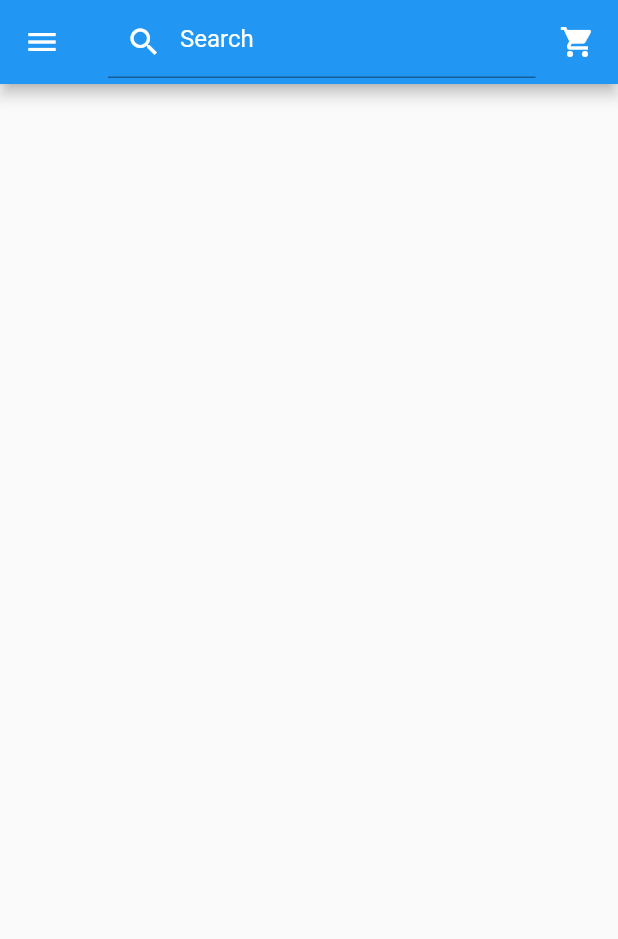
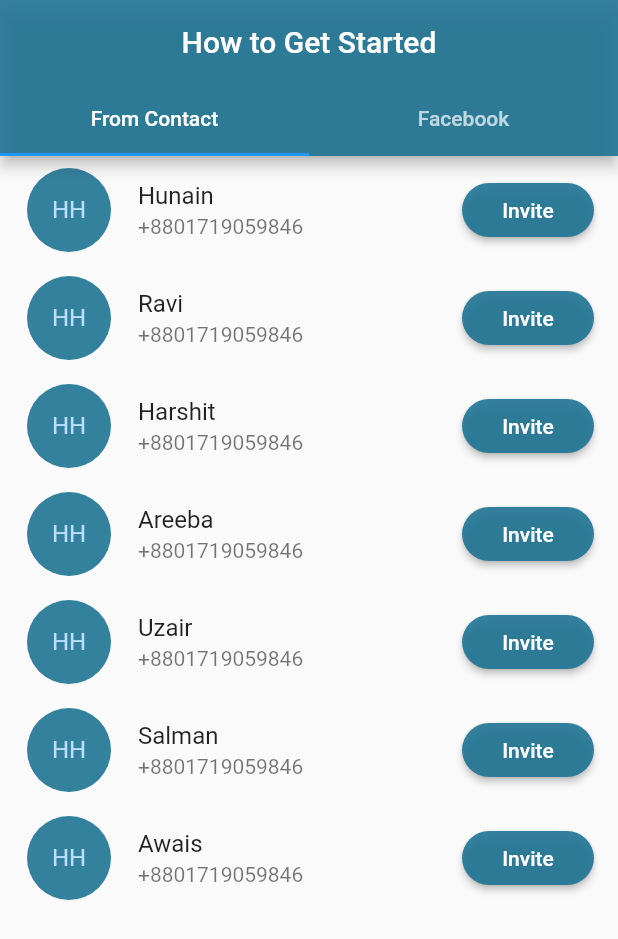
Before and after one commit to HunainHumail/onlala_shopping, a Flutter app: the screen it shows after launch, on a phone screen of 412 x 824 dp. Shown: the top 939 px of the screen. Run offline on Flutter 3.47's test engine with Material 2 defaults, Android fonts, the phone set to English and light mode, and no system bars; our stand-ins replace cached_network_image, chewie, smooth_star_rating, video_player.

Commit message:
InviteContats Screen done

```diff
--- /dev/null
+++ b/lib/account/invite_contacts.dart
@@ -0,0 +1,63 @@
+import 'package:flutter/material.dart';
+
+class InviteContacts extends StatelessWidget {
+  @override
+  Widget build(BuildContext context) {
+    // TODO: implement build
+    return Scaffold(
+      body: SafeArea(
+        child: _myListView(context),
+      ),
+    );
+  }
+
+  Widget _myListView(BuildContext context) {
+    // backing data
+    final names = [
+      'Hunain',
+      'Ravi',
+      'Harshit',
+      'Areeba',
+      'Uzair',
+      'Salman',
+      'Awais',
+    ];
+    final contact = [
+      '+8801719059846',
+      '+8801719059846',
+      '+8801719059846',
+      '+8801719059846',
+      '+8801719059846',
+      '+8801719059846',
+      '+8801719059846',
+    ];
+
+    return ListView.builder(
+      itemCount: names.length,
+      itemBuilder: (context, index) {
+        return ListTile(
+          title: Text(names[index]),
+          subtitle: Text(contact[index]),
+          trailing: ButtonTheme(
+            shape: RoundedRectangleBorder(
+                borderRadius: new BorderRadius.circular(18.0),
+                ),
+            child: RaisedButton(
+              color: Color.fromRGBO(30, 115, 148, 0.9),
+              child: Text(
+                'Invite',
+                style: TextStyle(color: Colors.white),
+              ),
+              onPressed: () {},
+            ),
+          ),
+          leading: CircleAvatar(
+            child: Text('HH'),
+            backgroundColor: Color.fromRGBO(30, 115, 148, 0.9),
+            radius: 30,
+          ),
+        );
+      },
+    );
+  }
+}
--- /dev/null
+++ b/lib/account/invite_facebook.dart
@@ -0,0 +1,66 @@
+import 'package:flutter/material.dart';
+
+class InviteFacebook extends StatelessWidget{
+
+  @override
+  Widget build(BuildContext context) {
+    // TODO: implement build
+    return Scaffold(
+
+      body: SafeArea(
+        child: _myListView(context),
+      ),
+
+    );
+  }
+
+  Widget _myListView(BuildContext context) {
+    // backing data
+    final names = [
+      'Hunain',
+      'Ravi',
+      'Harshit',
+      'Areeba',
+      'Uzair',
+      'Salman',
+      'Awais',
+    ];
+    final contact = [
+      '+8801719059846',
+      '+8801719059846',
+      '+8801719059846',
+      '+8801719059846',
+      '+8801719059846',
+      '+8801719059846',
+      '+8801719059846',
+    ];
+
+    return ListView.builder(
+      itemCount: names.length,
+      itemBuilder: (context, index) {
+        return ListTile(
+          title: Text(names[index]),
+          subtitle: Text(contact[index]),
+          trailing: ButtonTheme(
+            shape: RoundedRectangleBorder(
+              borderRadius: new BorderRadius.circular(18.0),
+            ),
+            child: RaisedButton(
+              color: Color.fromRGBO(30, 115, 148, 0.9),
+              child: Text(
+                'Invite',
+                style: TextStyle(color: Colors.white),
+              ),
+              onPressed: () {},
+            ),
+          ),
+          leading: CircleAvatar(
+            child: Text('HH'),
+            backgroundColor: Color.fromRGBO(30, 115, 148, 0.9),
+            radius: 30,
+          ),
+        );
+      },
+    );
+  }
+}
--- /dev/null
+++ b/lib/account/invite_friends.dart
@@ -0,0 +1,56 @@
+import 'package:flutter/material.dart';
+import './invite_facebook.dart' as facebookfriends;
+import './invite_contacts.dart' as contactfriends;
+
+class InviteFriends extends StatefulWidget {
+  InviteFriends ({Key key}) : super(key:key);
+
+  @override
+  _InviteFriends createState() => _InviteFriends();
+}
+
+class _InviteFriends extends State<InviteFriends> with SingleTickerProviderStateMixin {
+
+  TabController controller;
+
+
+  @override
+
+  void initState() {
+    // TODO: implement initState
+    super.initState();
+    controller = new TabController(length: 2, vsync: this);
+  }
+
+  @override
+  void dispose() {
+    // TODO: implement dispose
+    controller.dispose();
+    super.dispose();
+  }
+
+
+  @override
+  Widget build(BuildContext context) {
+    // TODO: implement build
+    return Scaffold(
+      appBar: AppBar(
+        backgroundColor: Color.fromRGBO(30, 115, 148, 0.9),
+        title: Center(child: Text('How to Get Started',style: TextStyle(color: Colors.white),)),
+        bottom: new TabBar(controller: controller,
+            tabs: <Tab> [
+              new Tab(text: 'From Contact',),
+              new Tab(text: 'Facebook',),
+            ]),
+      ),
+
+      body: TabBarView(
+        controller: controller,
+        children: <Widget>[
+          new facebookfriends.InviteFacebook(),
+          new contactfriends.InviteContacts(),
+        ],
+      ),
+    );
+  }
+}
--- a/lib/main.dart
+++ b/lib/main.dart
@@ -1,5 +1,7 @@
 import 'package:flutter/material.dart';
 import 'package:onlala_shopping/Profile/my_account.dart';
+import 'package:onlala_shopping/account/invite_friends.dart';
+import 'package:onlala_shopping/account/wallet.dart';
 import 'package:onlala_shopping/alldepartments/all_departments.dart';
 import 'package:onlala_shopping/alldepartments/automobile.dart';
 import 'package:onlala_shopping/alldepartments/products/automobile_product.dart';
@@ -16,7 +18,7 @@ void main() {
 
         debugShowCheckedModeBanner: false,
         // home: OnboardingPage(),
-        home: AppHome(),
+        home: InviteFriends(),
 
       )
   );
```
Also changed, not shown: lib/account/wallet.dart (added, +96 -0 lines).
